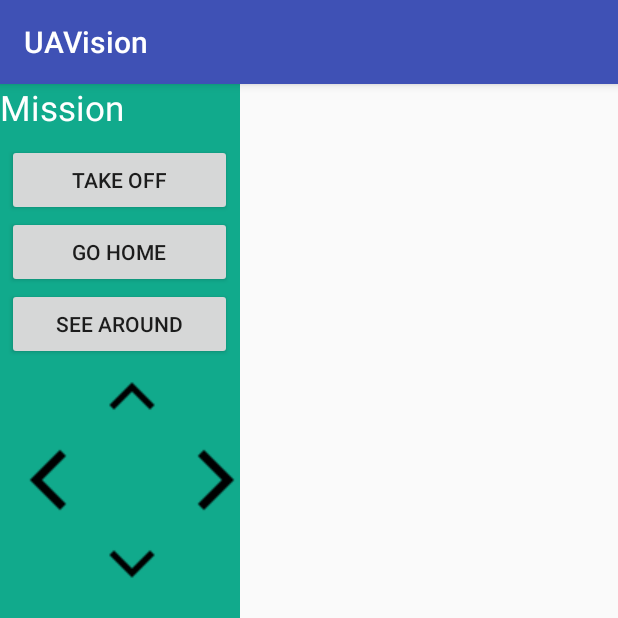
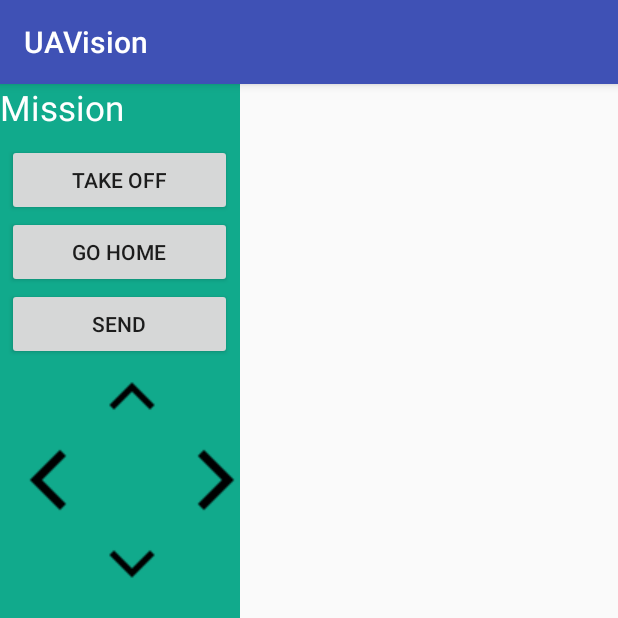
Before and after one commit to rekatrina/UAVision-mobile, an Android app: the fragment MenuControlFragment shown on its own in the app's theme, after a tap on "GO HOME", on a phone screen of 412 x 824 dp, the top half of it. Run offline under Robolectric (Android 15) with nearby library versions, the phone set to English and light mode, and no system bars; libraries missing offline, so code that uses them is left out: dji.sdk, dji.sdk.base; 1 statement that could not run was skipped.

Commit message:
add send data to onboard

```diff
--- a/app/src/main/java/com/rekatrina/uavision/MenuControlFragment.java
+++ b/app/src/main/java/com/rekatrina/uavision/MenuControlFragment.java
@@ -6,6 +6,7 @@ package com.rekatrina.uavision;
 
 import android.support.v4.app.Fragment;
 import android.os.Bundle;
+import android.util.Log;
 import android.view.LayoutInflater;
 import android.view.View;
 import android.view.View.OnClickListener;
@@ -13,21 +14,29 @@ import android.view.ViewGroup;
 import android.widget.Button;
 import android.widget.Toast;
 
+import dji.sdk.Battery.DJIBattery;
+import dji.sdk.Camera.DJICamera;
 import dji.sdk.FlightController.DJIFlightController;
+import dji.sdk.FlightController.DJIFlightControllerDelegate;
 import dji.sdk.MissionManager.DJICustomMission;
 import dji.sdk.MissionManager.DJIMission;
 import dji.sdk.MissionManager.DJIMissionManager;
 import dji.sdk.MissionManager.DJIWaypointMission;
+import dji.sdk.Products.DJIAircraft;
+import dji.sdk.base.DJIBaseComponent;
+import dji.sdk.base.DJIBaseProduct;
+import dji.sdk.base.DJIError;
 
 
 // fragment as listener is unimplement
 public class MenuControlFragment extends Fragment implements OnClickListener, DJIMissionManager.MissionProgressStatusCallback{
     private View mView = null;
 
+    private DJIBaseProduct mProduct;
     private DJIMissionManager mMissionManager;
     private DJICustomMission mTakeOffMission;
     private DJIMission mMission;
-    private DJIFlightController mFightController;
+    private DJIFlightController mFlightController;
 
     private float altitude = 100.0f;
     private float mSpeed = 10.0f;
@@ -51,7 +60,7 @@ public class MenuControlFragment extends Fragment implements OnClickListener, DJ
         }
         mTakeOffBtn = (Button) mView.findViewById(R.id.btn_takeOff);
         mGoHomeBtn  = (Button) mView.findViewById(R.id.btn_goHome);
-        mRoundBtn = (Button) mView.findViewById(R.id.btn_seeAround);
+        mRoundBtn = (Button) mView.findViewById(R.id.btn_send);
         mTakeOffBtn.setOnClickListener(this);
         mGoHomeBtn.setOnClickListener(this);
         mRoundBtn.setOnClickListener(this);
@@ -80,7 +89,18 @@ public class MenuControlFragment extends Fragment implements OnClickListener, DJ
                 ((MissionClickLinstener)getActivity()).onClick(v);
                 break;
             }
-            case R.id.btn_seeAround:{
+            case R.id.btn_send:{
+//                if(mFlightController)
+//                // send data from mobile to onboard
+//                String msg = "hello world";
+//                byte[] data =msg.getBytes();
+//                mFlightController.sendDataToOnboardSDKDevice(data,
+//                        new DJIBaseComponent.DJICompletionCallback() {
+//                            @Override
+//                            public void onResult(DJIError pError) {
+//                                Toast.makeText(MainActivity.class,"Sended",Toast.LENGTH_SHORT).show();
+//                            }
+//                        });
                 ((MissionClickLinstener)getActivity()).onClick(v);
                 break;
             }
@@ -89,4 +109,18 @@ public class MenuControlFragment extends Fragment implements OnClickListener, DJ
         }
 
     }
+
+    private void initFlightController() {
+        try {
+            mProduct = UAVisionApplication.getProductInstance();
+        }
+        catch(Exception exception){
+            mProduct = null;
+        }
+        if (mProduct == null || !mProduct.isConnected()) {
+                if (mProduct instanceof DJIAircraft) {
+                    mFlightController = ((DJIAircraft) mProduct).getFlightController();
+                }
+        }
+    }
 }
--- a/app/src/main/res/layout/left_menu.xml
+++ b/app/src/main/res/layout/left_menu.xml
@@ -46,11 +46,11 @@
                 android:text="Go home"/>
 
             <Button
-                android:id="@+id/btn_seeAround"
+                android:id="@+id/btn_send"
                 android:layout_weight="1"
                 android:layout_width="150dp"
                 android:layout_height="0dp"
-                android:text="See Around"/>
+                android:text="Send"/>
         </LinearLayout>
 
         <GridLayout
```
Also changed, not shown: app/src/main/java/com/rekatrina/uavision/MainActivity.java (+8 -0 lines).
